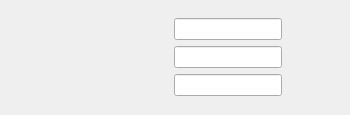
Before: the Qt Designer form src/components/RouteAnalyser/LatencySettingsPageWidget.ui in nedrysoft/pingnoo, drawn with Qt 5.
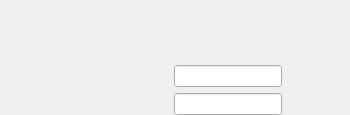
After: the same form once the commit is applied. Custom widgets are drawn as their Qt base class.

Diff of the .ui file:
```diff
--- a/src/components/RouteAnalyser/LatencySettingsPageWidget.ui
+++ b/src/components/RouteAnalyser/LatencySettingsPageWidget.ui
@@ -35,7 +35,7 @@
    <item>
     <layout class="QVBoxLayout" name="verticalLayout_2">
      <item>
-      <layout class="QHBoxLayout" name="horizontalLayout_4">
+      <layout class="QHBoxLayout" name="horizontalLayout_4" stretch="0,0,0,0">
        <item>
         <spacer name="horizontalSpacer_4">
          <property name="orientation">
@@ -51,6 +51,12 @@
        </item>
        <item>
         <widget class="Nedrysoft::RouteAnalyser::LatencyWidget" name="idealWidget" native="true">
+         <property name="sizePolicy">
+          <sizepolicy hsizetype="Fixed" vsizetype="Preferred">
+           <horstretch>0</horstretch>
+           <verstretch>0</verstretch>
+          </sizepolicy>
+         </property>
          <property name="minimumSize">
           <size>
            <width>100</width>
@@ -60,7 +66,14 @@
         </widget>
        </item>
        <item>
-        <widget class="QLineEdit" name="idealLineEdit"/>
+        <widget class="QWidget" name="dummyWidget" native="true">
+         <property name="sizePolicy">
+          <sizepolicy hsizetype="Expanding" vsizetype="Preferred">
+           <horstretch>0</horstretch>
+           <verstretch>0</verstretch>
+          </sizepolicy>
+         </property>
+        </widget>
        </item>
        <item>
         <spacer name="horizontalSpacer">
```
